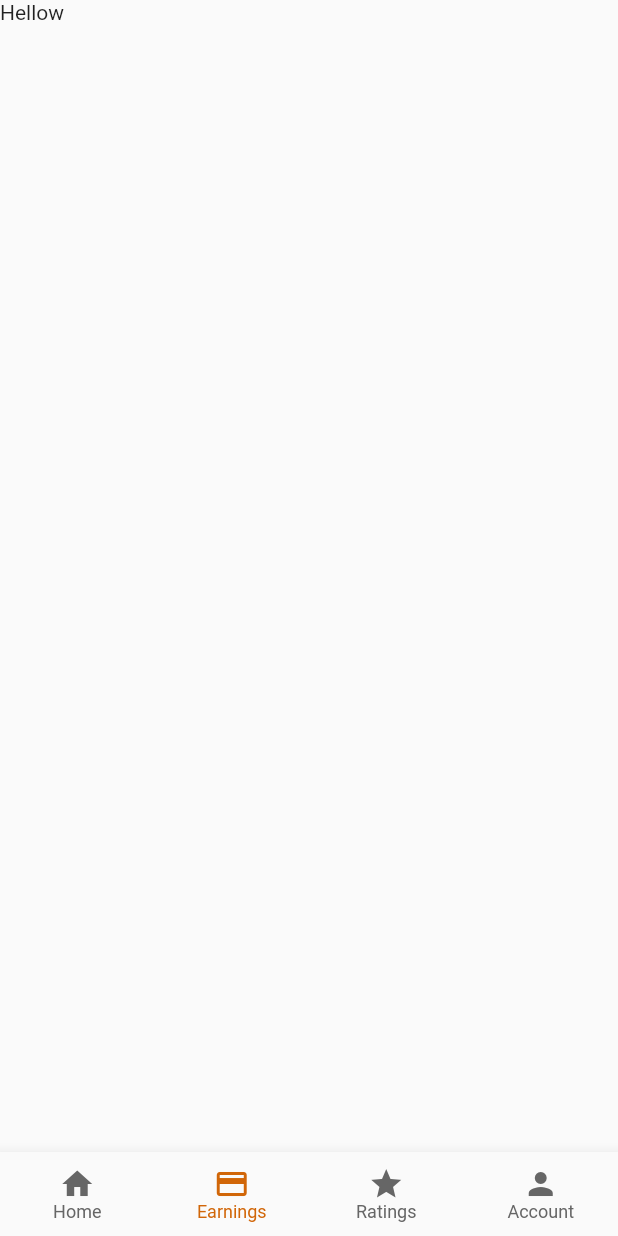
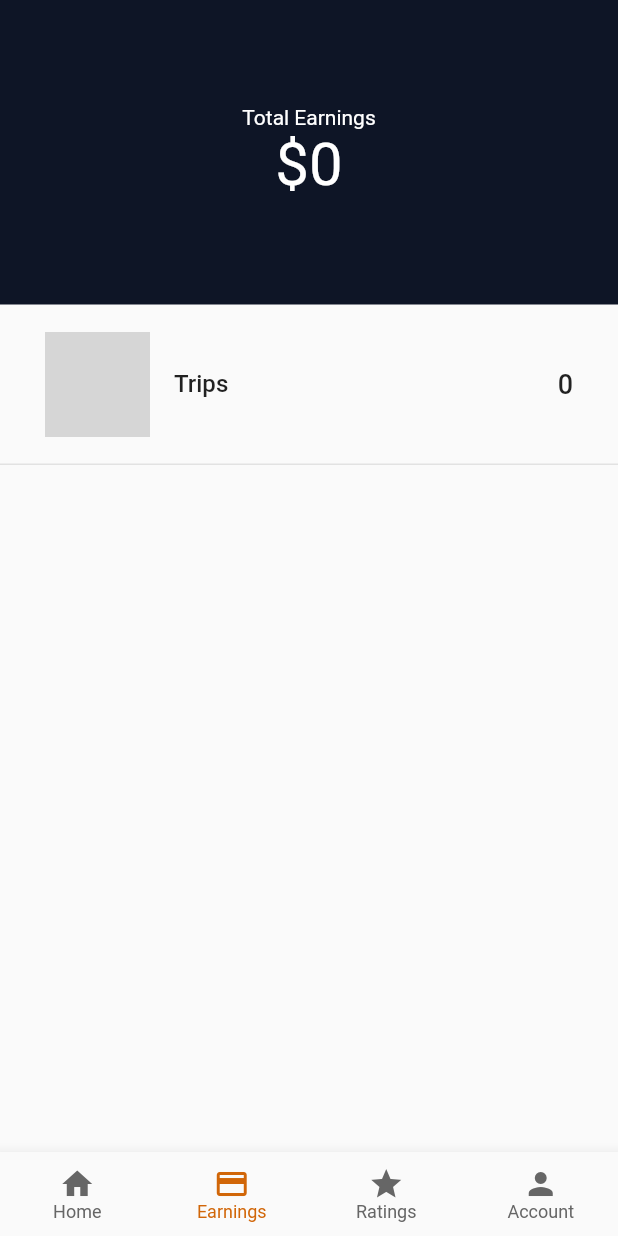
Before and after one commit to mijantck/loko_moto_driver, a Flutter app: the MainPage screen opened directly, item 2 of the bottom bar chosen, on a phone screen of 412 x 824 dp. Run offline on Flutter 3.47's test engine with Material 2 defaults, Android fonts, the light colour scheme and no system bars; our stand-ins replace camera, firebase_auth, firebase_core, firebase_database, firebase_messaging, fluttertoast and 4 more; missing offline and left inert: firebase_ml_vision, flutter_geofire, flutter_polyline_points, maps_toolkit; accounts and stored records are empty; Roboto replaces fonts that are missing (Brand-Bold); grey boxes are pictures that could not be loaded.

Commit message:
Firebase image text reknaigation

```diff
--- /dev/null
+++ b/lib/datamodels/history.dart
@@ -0,0 +1,29 @@
+import 'package:firebase_database/firebase_database.dart';
+
+class History{
+  String pickup;
+  String destination;
+  String fares;
+  String status;
+  String createdAt;
+  String paymentMethod;
+
+  History({
+    this.pickup,
+    this.destination,
+    this.fares,
+    this.status,
+    this.createdAt,
+    this.paymentMethod,
+  });
+
+  History.fromSnapshot(DataSnapshot snapshot){
+    pickup = snapshot.value['pickup_address'];
+    destination = snapshot.value['destination_address'];
+    fares = snapshot.value['fares'].toString();
+    createdAt = snapshot.value['created_at'];
+    status = snapshot.value['status'];
+    paymentMethod = snapshot.value['payment_method'];
+  }
+
+}
--- /dev/null
+++ b/lib/dataprovider.dart
@@ -0,0 +1,30 @@
+import 'package:flutter/material.dart';
+import 'package:loko_moto_driver/datamodels/history.dart';
+
+class AppData extends ChangeNotifier{
+
+  String earnings = '0';
+  int tripCount = 0;
+  List<String> tripHistoryKeys = [];
+  List<History> tripHistory = [];
+
+  void updateEarnings(String newEarnings){
+    earnings = newEarnings;
+    notifyListeners();
+  }
+
+  void updateTripCount(int newTripCount){
+    tripCount = newTripCount;
+    notifyListeners();
+  }
+
+  void updateTripKeys(List<String> newKeys){
+    tripHistoryKeys = newKeys;
+    notifyListeners();
+  }
+
+  void updateTripHistory(History historyItem){
+    tripHistory.add(historyItem);
+    notifyListeners();
+  }
+}
--- a/lib/tabs/earningstab.dart
+++ b/lib/tabs/earningstab.dart
@@ -1,12 +1,55 @@
 import 'package:flutter/material.dart';
-class EarningsTab extends StatefulWidget {
-  @override
-  _EarningsTabState createState() => _EarningsTabState();
-}
+import 'package:loko_moto_driver/screens/historypage.dart';
+import 'package:loko_moto_driver/widgets/BrandDivier.dart';
+import 'package:provider/provider.dart';
 
-class _EarningsTabState extends State<EarningsTab> {
+
+import '../brand_colors.dart';
+import '../dataprovider.dart';
+
+class EarningsTab extends StatelessWidget {
   @override
   Widget build(BuildContext context) {
-    return Container(child: Text('Hellow'),);
+    return Column(
+      children: [
+        Container(
+          color: BrandColors.colorPrimary,
+          width: double.infinity,
+          child: Padding(
+            padding:  EdgeInsets.symmetric(vertical: 70),
+            child: Column(
+              children: [
+
+                Text('Total Earnings', style: TextStyle(color: Colors.white),),
+                Text('\$${Provider.of<AppData>(context).earnings}', style: TextStyle(color: Colors.white, fontSize: 40, fontFamily: 'Brand-Bold'),)
+              ],
+            ),
+          ),
+        ),
+
+        FlatButton(
+          padding: EdgeInsets.all(0),
+          onPressed: (){
+            Navigator.push(context, MaterialPageRoute(builder: (context)=> HistoryPage()));
+          },
+
+          child: Padding(
+            padding:  EdgeInsets.symmetric(horizontal: 30, vertical: 18),
+            child: Row(
+              children: [
+                Image.asset('images/taxi.png', width: 70,),
+                SizedBox(width: 16,),
+                Text('Trips', style: TextStyle(fontSize: 16), ),
+                Expanded(child: Container(child: Text(Provider.of<AppData>(context).tripCount.toString(), textAlign: TextAlign.end, style: TextStyle(fontSize: 18),))),
+              ],
+            ),
+          ),
+
+        ),
+
+        BrandDivider(),
+
+      ],
+    );
   }
 }
--- a/lib/tabs/hometab.dart
+++ b/lib/tabs/hometab.dart
@@ -67,6 +67,7 @@ class _HomeTabState extends State<HomeTab> {
 
    // HelperMethods.getHistoryInfo(context);
   }
+
 
   @override
   void initState() {
--- a/pubspec.yaml
+++ b/pubspec.yaml
@@ -53,9 +53,12 @@ dependencies:
   animated_text_kit: ^2.1.0
   flutter_geofire: ^1.0.3
   firebase_messaging: ^7.0.3
-
   toast: ^0.1.5
   maps_toolkit: ^1.1.0+1
+  change_app_package_name: ^0.1.2
+  path_provider: ^1.6.27
+  firebase_ml_vision: ^0.9.3+8
+  camera: ^0.5.7+4
 
 
 
```
Also changed, not shown: lib/helpers/helpermethods.dart (+23 -0 lines), lib/image_detail.dart (added, +231 -0 lines), lib/main.dart (+114 -62 lines), lib/screens/historypage.dart (added, +42 -0 lines), lib/widgets/HistoryTile.dart (added, +62 -0 lines), pubspec.lock, 3 other files.
